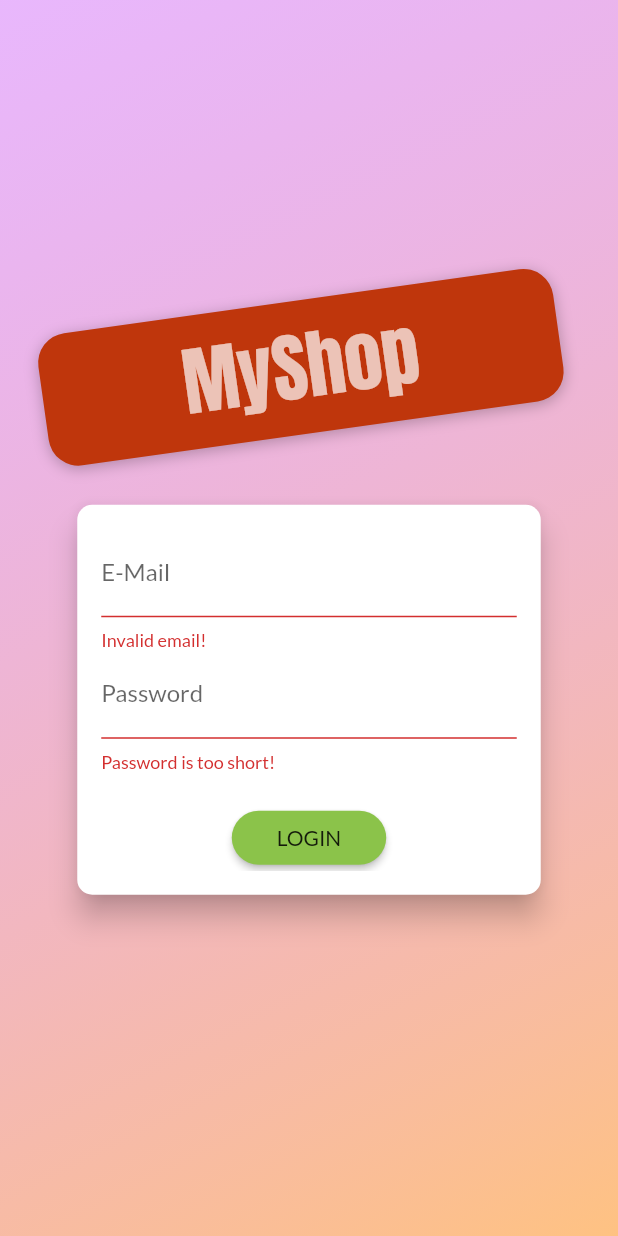
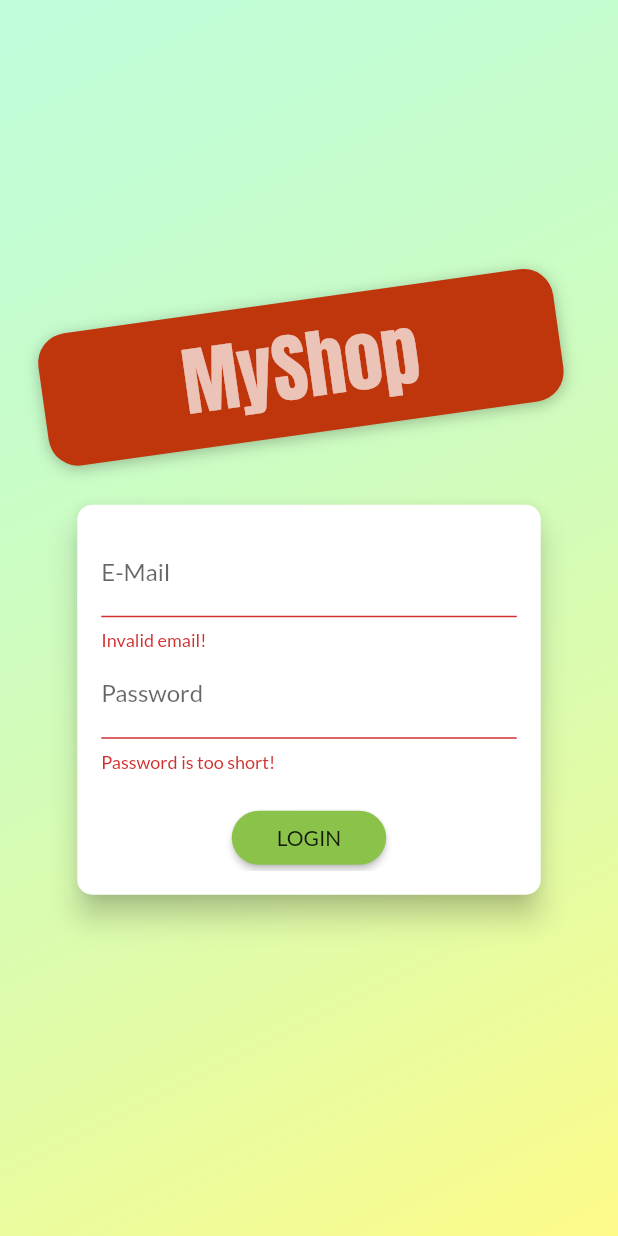
Before and after one commit to khethelogp/store, a Flutter app: the AuthScreen screen opened directly, after a tap on "LOGIN", on a phone screen of 412 x 824 dp. Run offline on Flutter 3.47's test engine with Material 2 defaults, Android fonts, the phone set to English and light mode, and no system bars.

```diff
--- a/lib/providers/orders.dart
+++ b/lib/providers/orders.dart
@@ -21,13 +21,18 @@ class OrderItem {
 
 class Orders with ChangeNotifier {
   List<OrderItem> _orders = [];
+  final String authToken;
+
+  final String userId;
+
+  Orders(this.authToken,this.userId, this._orders);
 
   List<OrderItem> get orders {
     return [..._orders];
   }
 
   Future<void> fetchAndSetOrders() async {
-    var url = Uri.parse('https://flutter-store-cd51b-default-rtdb.firebaseio.com/orders.json');
+    var url = Uri.parse('https://flutter-store-cd51b-default-rtdb.firebaseio.com/orders/$userId.json?auth=$authToken');
     final response = await http.get(url);
     final List<OrderItem> loadedOrders = [];
     final extractedData = json.decode(response.body) as Map<String, dynamic>;
@@ -58,7 +63,7 @@ class Orders with ChangeNotifier {
   }
 
   Future<void> addOrder(List<CartItem> cartProducts, double total) async {
-    var url = Uri.parse('https://flutter-store-cd51b-default-rtdb.firebaseio.com/orders.json');
+    var url = Uri.parse('https://flutter-store-cd51b-default-rtdb.firebaseio.com/orders.json?auth=$authToken');
     final timestamp = DateTime.now();
     final response = await http.post(
       url,
--- a/lib/screens/auth_screen.dart
+++ b/lib/screens/auth_screen.dart
@@ -1,6 +1,9 @@
 import 'dart:math';
 
 import 'package:flutter/material.dart';
+import 'package:provider/provider.dart';
+import '../providers/auth.dart';
+import '../models/http_exception.dart';
 
 enum AuthMode { Signup, Login }
 
@@ -20,8 +23,10 @@ class AuthScreen extends StatelessWidget {
             decoration: BoxDecoration(
               gradient: LinearGradient(
                 colors: [
-                  Color.fromRGBO(215, 117, 255, 1).withOpacity(0.5),
-                  Color.fromRGBO(255, 188, 117, 1).withOpacity(0.9),
+                  Color.fromRGBO(133, 255, 189, 1).withOpacity(0.5),
+                  Color.fromRGBO(255, 251, 125, 1).withOpacity(0.9),
+                  // Color.fromRGBO(215, 117, 255, 1).withOpacity(0.5),
+                  // Color.fromRGBO(255, 188, 117, 1).withOpacity(0.9),
                 ],
                 begin: Alignment.topLeft,
                 end: Alignment.bottomRight,
@@ -100,7 +105,27 @@ class _AuthCardState extends State<AuthCard> {
   var _isLoading = false;
   final _passwordController = TextEditingController();
 
-  void _submit() {
+
+  void _showErrorDialog(String message){
+    showDialog(
+      context: context,
+      builder: (ctx) => AlertDialog(
+        title: Text('An Error Occured'),
+        content: Text(message),
+        actions: [
+          FlatButton(
+            onPressed: () {
+              Navigator.of(ctx).pop();
+            },
+            child: Text('Okay')
+          )
+        ],
+      )
+    );
+  }
+
+
+  void _submit() async{
     if (!_formKey.currentState.validate()) {
       // Invalid!
       return;
@@ -109,11 +134,41 @@ class _AuthCardState extends State<AuthCard> {
     setState(() {
       _isLoading = true;
     });
-    if (_authMode == AuthMode.Login) {
-      // Log user in
-    } else {
-      // Sign user up
+
+    try{
+        if (_authMode == AuthMode.Login) {
+          // Log user in
+          await Provider.of<Auth>(context, listen: false).login(
+            _authData['email'],
+            _authData['password']
+          );
+        } else {
+          // Sign user up
+          await Provider.of<Auth>(context, listen: false).signUp(
+            _authData['email'],
+            _authData['password']
+          );
+        }
+    } on HttpException catch(error){
+      var errorMessage = 'Authentication failed';
+      if (error.toString().contains('EMAIL_EXISTS')){
+        errorMessage = 'This email address is already in use.';
+      } else if(error.toString().contains('INVALID_EMAIL')) {
+        errorMessage = 'This email address is invalid.';
+      } else if(error.toString().contains('WEAK_PASSWORD')) {
+        errorMessage = 'This password is too weak.';
+      } else if(error.toString().contains('EMAIL_NOT_FOUND')) {
+        errorMessage = 'Could not find user with that email.';
+      } else if(error.toString().contains('INVALID_PASSWORD')) {
+        errorMessage = 'Invalid password.';
+      }
+      _showErrorDialog(errorMessage);
+    } catch (error) {
+      const errorMessage = 'Could not authenticate you please try again later.';
+      _showErrorDialog(errorMessage);
+
     }
+
     setState(() {
       _isLoading = false;
     });
```
Also changed, not shown: lib/main.dart (+21 -7 lines), lib/providers/auth.dart (+75 -0 lines), lib/providers/product.dart (+7 -5 lines), lib/providers/products.dart (+18 -16 lines), lib/screens/user_products_screen.dart (+13 -4 lines), lib/widgets/app_drawer.dart (+12 -0 lines), lib/widgets/product_item.dart (+7 -1 lines).
